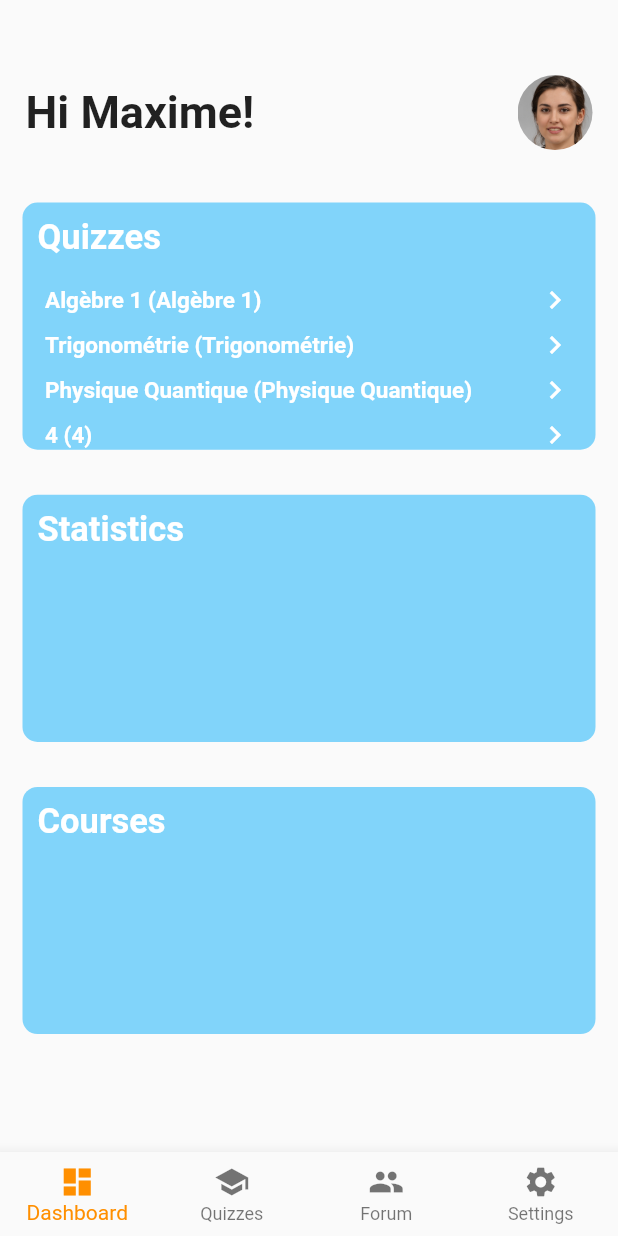
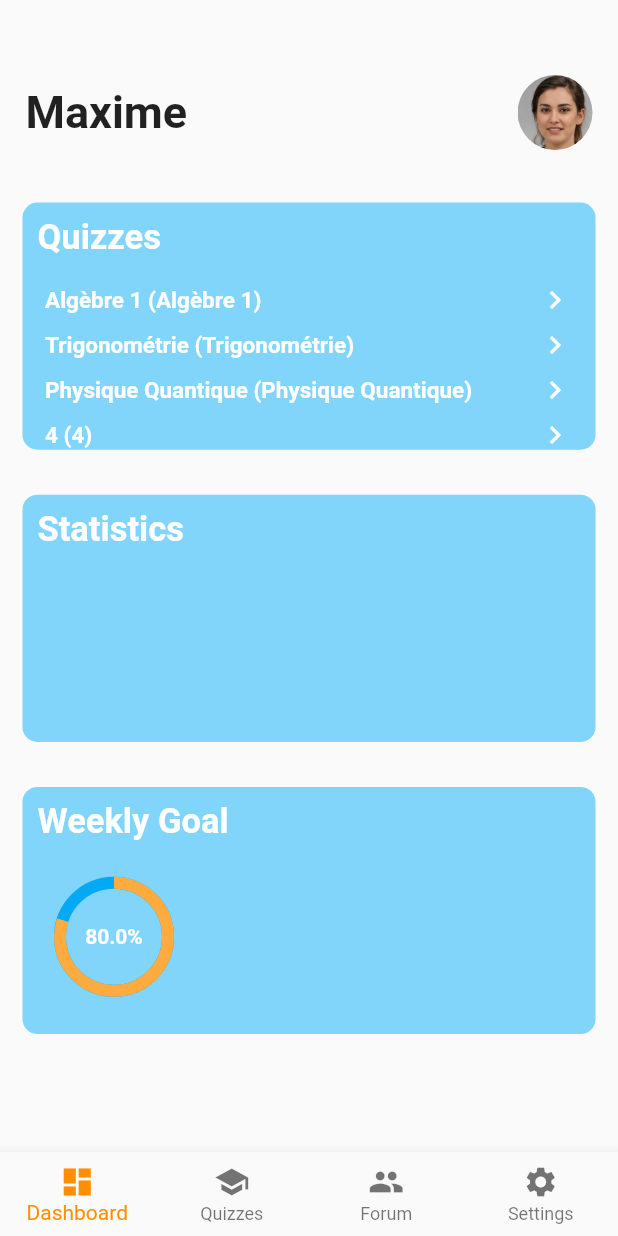
Before and after one commit to charlesaube/O-TutorV2-Mobile-App, a Flutter app: the screen it shows after launch, on a phone screen of 412 x 824 dp. Run offline on Flutter 3.47's test engine with Material 2 defaults, Android fonts, the phone set to English and light mode, and no system bars; drawn by our look-alikes of percent_indicator; network calls fail.

Commit message:
UI Weekly Goal et ajout de service

```diff
--- a/lang/en.json
+++ b/lang/en.json
@@ -12,5 +12,6 @@
   "Navbar Settings": "Settings",
   "Navbar Forum": "Forum",
   "Quizzes": "Quizzes",
-  "Dashboard Statistics": "Statistics"
+  "Dashboard Statistics": "Statistics",
+  "Weekly Goal": "Weekly Goal"
 }
--- a/lang/fr.json
+++ b/lang/fr.json
@@ -12,5 +12,7 @@
   "Navbar Settings": "Paramètres",
   "Navbar Forum": "Forum",
   "Quizzes": "Quiz",
-  "Dashboard Statistics": "Statistiques"
+  "Dashboard Statistics": "Statistiques",
+  "Weekly Goal": "Objectif Hebdomadaire"
+
 }
--- a/lib/screens/dashboard_screen/dashboard.dart
+++ b/lib/screens/dashboard_screen/dashboard.dart
@@ -3,8 +3,10 @@ import 'package:demo3/screens/dashboard_screen/widgets/custom_container.dart';
 import 'package:demo3/screens/dashboard_screen/widgets/dashboard_quiz_list.dart';
 import 'package:demo3/screens/dashboard_screen/widgets/dashboard_title.dart';
 import 'package:demo3/screens/dashboard_screen/widgets/header.dart';
+import 'package:demo3/services/Impl/user_service.dart';
 import 'package:flutter/cupertino.dart';
 import 'package:flutter/material.dart';
+import 'package:percent_indicator/circular_percent_indicator.dart';
 
 class DashboardPage extends StatefulWidget {
   @override
@@ -14,6 +16,12 @@ class DashboardPage extends StatefulWidget {
 }
 
 class DashboardSate extends State<DashboardPage> {
+  final UserService userService = new UserService();
+
+  getWeeklyGoal() {
+    double percent = 0.34;
+    return percent;
+  }
 
   @override
   Widget build(BuildContext context) {
@@ -35,12 +43,11 @@ class DashboardSate extends State<DashboardPage> {
                             .translate('Quizzes')
                             .toString()),
                         Positioned(
-                          top: 50.0,
-                          left: 0,
-                          right: 0.0,
-                          bottom: 0.0,
-                          child: (DashboardQuizList())
-                        ),
+                            top: 50.0,
+                            left: 0,
+                            right: 0.0,
+                            bottom: 0.0,
+                            child: (DashboardQuizList())),
                       ],
                     ),
                   ),
@@ -50,7 +57,30 @@ class DashboardSate extends State<DashboardPage> {
                         .toString()),
                   ),
                   CustomContainer(
-                    DashboardTitle("Courses"),
+                    Stack(
+                      children: <Widget>[
+                        DashboardTitle(AppLocalizations.of(context)!
+                            .translate('Weekly Goal')
+                            .toString()),
+                        Positioned(
+                          top: 35.0,
+                          left: 0,
+                          right: 260.0,
+                          bottom: 0.0,
+                          child: CircularPercentIndicator(
+                            radius: 80.0,
+                            lineWidth: 8.0,
+                            percent: userService.getWeeklyGoal(),
+                            backgroundColor:  Colors.lightBlue.shade500,
+                            center: new Text(
+                              (userService.getWeeklyGoal() * 100).toString() + "%",
+                              style: TextStyle(color: Colors.white, fontWeight: FontWeight.bold),
+                            ),
+                            progressColor: Colors.orangeAccent,
+                          ),
+                        ),
+                      ],
+                    ),
                   ),
                 ],
               ),
--- a/lib/screens/dashboard_screen/widgets/header.dart
+++ b/lib/screens/dashboard_screen/widgets/header.dart
@@ -1,14 +1,16 @@
+import 'package:demo3/services/Impl/user_service.dart';
 import 'package:flutter/cupertino.dart';
 import 'package:flutter/material.dart';
 
 class Header extends StatelessWidget {
   @override
   Widget build(BuildContext context) {
+    final UserService userService = new UserService();
     return Container(
       margin: EdgeInsets.only(top: 50, right: 17, left: 17, bottom: 20),
       child: Row(mainAxisAlignment: MainAxisAlignment.spaceBetween, children: [
         Text(
-          "Hi Maxime!",
+          userService.getUserById(1).firstName,
           style: TextStyle(fontWeight: FontWeight.bold, fontSize: 30),
         ),
         ClipRRect(
--- /dev/null
+++ b/lib/services/Impl/quiz_service.dart
@@ -0,0 +1,3 @@
+class QuizService {
+
+}
--- a/lib/services/Impl/user_service.dart
+++ b/lib/services/Impl/user_service.dart
@@ -1,4 +1,15 @@
+import 'package:demo3/model/user.dart';
+
 class UserService{
 
+  UserService(){}
+    getWeeklyGoal(){
+      return 0.8;
+    }
+
+    User getUserById(int id){
+      User user1 = new User(browser: "",lastLogin: 0, Password: '', username: 'Maxime', city: '', picture: '', Id: 1, affiliation: '', firstName: 'Maxime', office: '', ip_address: '', email: '', registrationDate: 1, profile: '', provState: '', idCategory: 1, LastName: '', country: '', nbConnect: 1, folder: '', logStatus: '');
+        return user1;
+    }
 
 }
--- a/pubspec.yaml
+++ b/pubspec.yaml
@@ -28,6 +28,7 @@ dependencies:
 
   intl: ^0.17.0
   http: ^0.13.3
+  percent_indicator: ^3.0.1
 
   # The following adds the Cupertino Icons font to your application.
   # Use with the CupertinoIcons class for iOS style icons.
```
Also changed, not shown: pubspec.lock.
